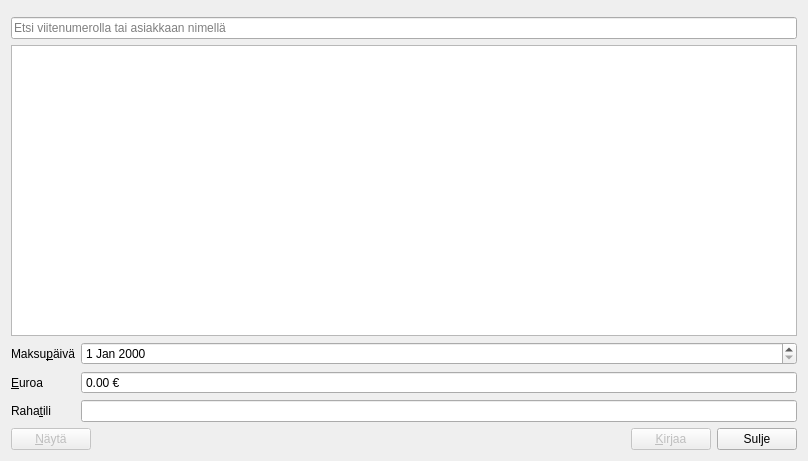
Above: kitupiikki/laskutus/laskunmaksudialogi.ui from artoh/kitupiikki before the change. Below: the same form after it.
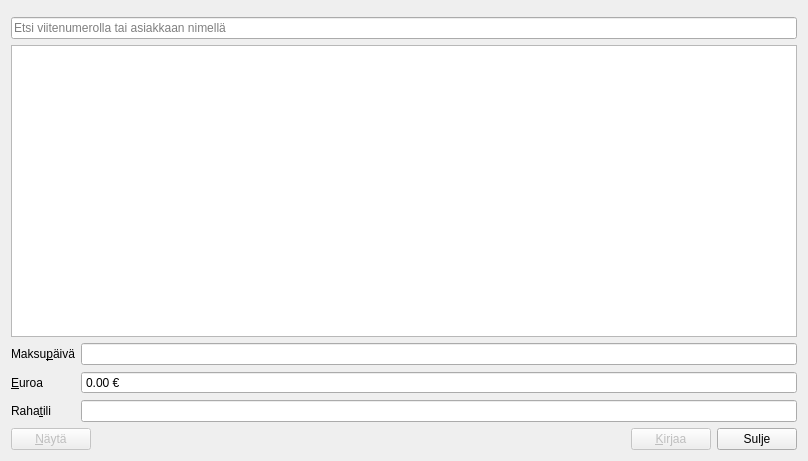
That is the form after the change. Icons and pictures are not drawn. Custom widgets are drawn as their Qt base class.

Commit message: Laskunmaksudlg käyttää KpDateEditiä ja muistaa geometryn

```diff
--- a/kitupiikki/laskutus/laskunmaksudialogi.ui
+++ b/kitupiikki/laskutus/laskunmaksudialogi.ui
@@ -33,9 +33,6 @@
    </item>
    <item>
     <layout class="QFormLayout" name="formLayout">
-     <item row="0" column="1">
-      <widget class="QDateEdit" name="pvmEdit"/>
-     </item>
      <item row="1" column="0">
       <widget class="QLabel" name="label_2">
        <property name="text">
@@ -85,6 +82,9 @@
        </property>
       </widget>
      </item>
+     <item row="0" column="1">
+      <widget class="KpDateEdit" name="pvmEdit"/>
+     </item>
     </layout>
    </item>
    <item>
@@ -160,6 +160,11 @@
    <extends>QLineEdit</extends>
    <header>db/tilinvalintaline.h</header>
   </customwidget>
+  <customwidget>
+   <class>KpDateEdit</class>
+   <extends>QLineEdit</extends>
+   <header location="global">tools/kpdateedit.h</header>
+  </customwidget>
  </customwidgets>
  <resources>
   <include location="../pic/pic.qrc"/>
```
Left out of the diff: 4 changed lines with no effect on the pictures. The commit also changes 2 other files.
